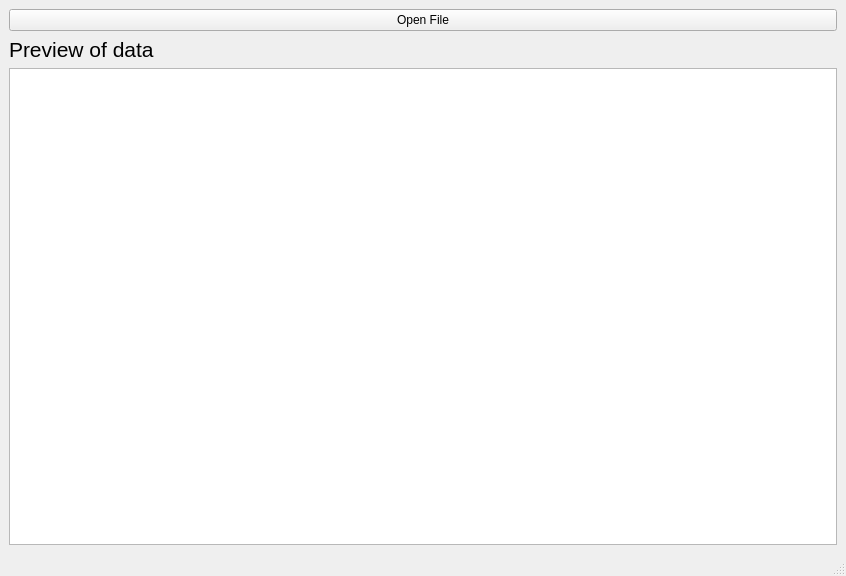
The window that interface/MainWindow.ui (doerte/Discuit-old) describes before a commit, drawn with Qt 5.
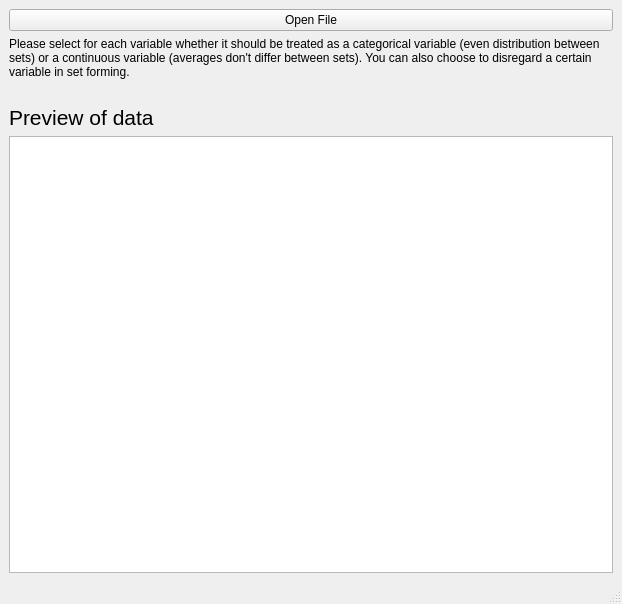
The same window after the commit.

Commit message: add label with info and labels for each column title

Diff of the .ui file:
```diff
--- a/interface/MainWindow.ui
+++ b/interface/MainWindow.ui
@@ -6,8 +6,8 @@
    <rect>
     <x>0</x>
     <y>0</y>
-    <width>846</width>
-    <height>576</height>
+    <width>622</width>
+    <height>604</height>
    </rect>
   </property>
   <property name="windowTitle">
@@ -31,6 +31,35 @@
       </property>
      </widget>
     </item>
+    <item>
+     <widget class="QLabel" name="label_2">
+      <property name="text">
+       <string>Please select for each variable whether it should be treated as a categorical variable (even distribution between sets) or a continuous variable (averages don't differ between sets). You can also choose to disregard a certain variable in set forming.</string>
+      </property>
+      <property name="wordWrap">
+       <bool>true</bool>
+      </property>
+     </widget>
+    </item>
+    <item>
+     <layout class="QHBoxLayout" name="horizontalLayout"/>
+    </item>
+    <item>
+     <spacer name="verticalSpacer">
+      <property name="orientation">
+       <enum>Qt::Vertical</enum>
+      </property>
+      <property name="sizeType">
+       <enum>QSizePolicy::Minimum</enum>
+      </property>
+      <property name="sizeHint" stdset="0">
+       <size>
+        <width>20</width>
+        <height>20</height>
+       </size>
+      </property>
+     </spacer>
+    </item>
     <item>
      <widget class="QLabel" name="label">
       <property name="font">
```
Left out of the diff: 4 changed lines with no effect on the pictures. The commit also changes 2 other files.
